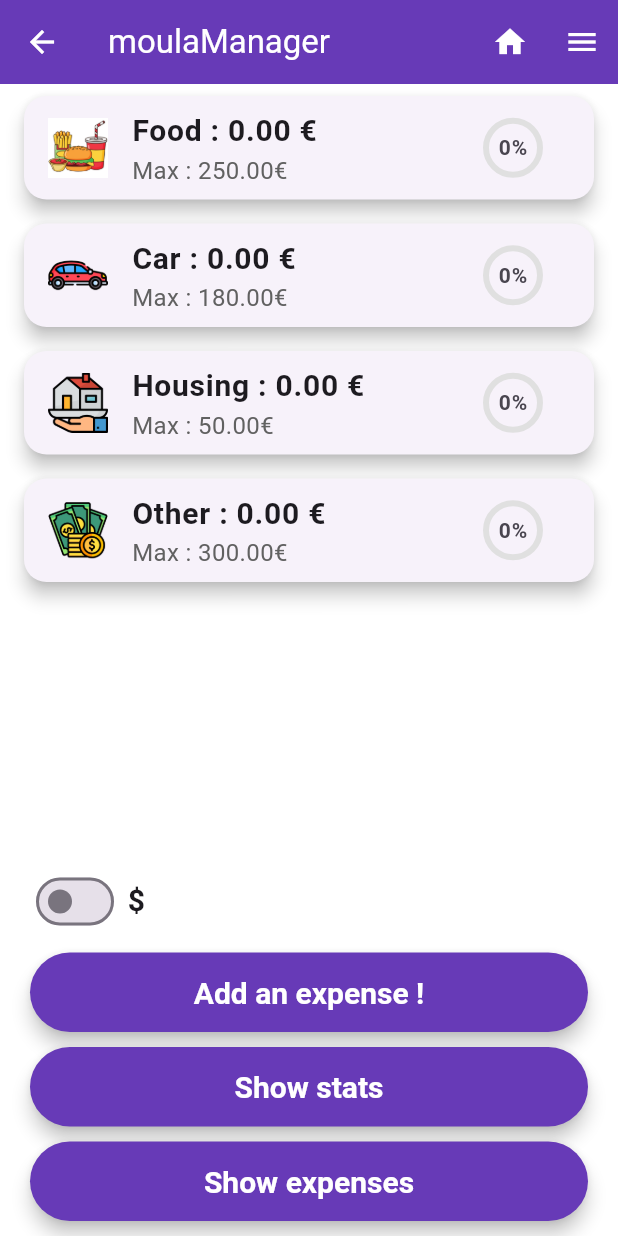
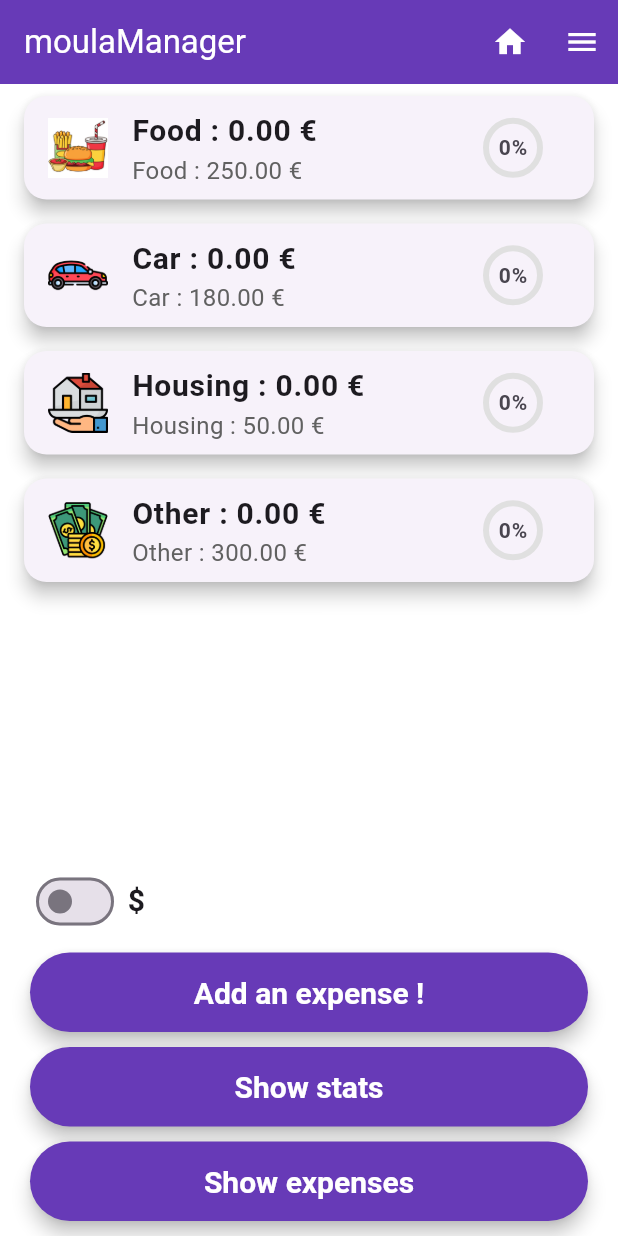
Before and after one commit to mathys-sansus/moulaManager, a Flutter app: the screen it shows after launch, on a phone screen of 412 x 824 dp. Run offline on Flutter 3.47's test engine with Material 3 defaults, Android fonts, the phone set to English and light mode, and no system bars; our stand-ins replace fl_chart, sqflite; accounts and stored records are empty; generated files the repository leaves out were written again.

Commit message:
Le dollars marche mieux & enlever fleche back dans le menu

```diff
--- a/lib/l10n/app_en.arb
+++ b/lib/l10n/app_en.arb
@@ -6,7 +6,8 @@
  "car" : "Car",
  "housing" : "Housing",
  "other" : "Other",
- "amountField" : "Amount (in €)",
+ "amountFieldEuro" : "Amount (in €)",
+ "amountFieldDollar" : "Amount (in $)",
  "descriptionField" : "Description (optional)",
  "confirm" : "Confirm",
  "buttonAddExpense" : "Add an expense !",
--- a/lib/l10n/app_fr.arb
+++ b/lib/l10n/app_fr.arb
@@ -6,7 +6,8 @@
  "car" : "Automobile",
  "housing" : "Logement",
  "other" : "Autre",
- "amountField" : "Montant (en €)",
+ "amountFieldEuro" : "Montant (en €)",
+ "amountFieldDollar" : "Montant (en $)",
  "descriptionField" : "Desription (optionnel)",
  "confirm" : "Valider",
  "buttonAddExpense" : "Ajouter une dépense !",
--- a/lib/pages/ajouter_depense.dart
+++ b/lib/pages/ajouter_depense.dart
@@ -74,6 +74,7 @@ class _AjouterDepenseState extends State<AjouterDepense> {
           ZoneSaisieAjout(
             montantController: _montantController,
             descriptionController: _descriptionController,
+            switchValue: widget.boolSwitch,
           ),
           ElevatedButton(
             onPressed: () {
--- a/lib/pages/listeDepenses.dart
+++ b/lib/pages/listeDepenses.dart
@@ -79,7 +79,10 @@ class _ListeDepensesState extends State<ListeDepenses> {
         return Card(
           margin: const EdgeInsets.all(8.0),
           child: ListTile(
-            title: Text('${depense.type} - ${depense.montant.toStringAsFixed(2)}€'),
+            title: Text(
+              '${depense.type} - ${(depense.montant * widget.valeurUnite).toStringAsFixed(2)} ${widget.boolSwitch ? "\$" : "€"}',
+              style: const TextStyle(fontSize: 16),
+            ),
             subtitle: Text(depense.description ?? ''),
             trailing: IconButton(
               icon: const Icon(Icons.delete),
@@ -137,7 +140,7 @@ class _ListeDepensesState extends State<ListeDepenses> {
                         crossAxisAlignment: CrossAxisAlignment.start,  // Alignement du texte à gauche
                         mainAxisAlignment: MainAxisAlignment.center,
                         children: [
-                          Text('${depense.type} - ${depense.montant.toStringAsFixed(2)}€', style: const TextStyle(fontSize: 16)),
+                          Text('${depense.type} - ${(depense.montant * widget.valeurUnite).toStringAsFixed(2)} ${widget.boolSwitch ? "\$" : "€"}', style: const TextStyle(fontSize: 16)),
                           Text(depense.description ?? '', style: const TextStyle(fontSize: 12)),
                         ],
                       ),
@@ -201,3 +204,15 @@ class _ListeDepensesState extends State<ListeDepenses> {
     );
   }
 }
+
+extension on AppLocalizations {
+  lookup(String category) {
+    switch (category) {
+      case 'food': return food;
+      case 'car': return car;
+      case 'housing': return housing;
+      case 'other': return other;
+      default: return '';
+    }
+  }
+}
--- a/lib/pages/menu.dart
+++ b/lib/pages/menu.dart
@@ -36,19 +36,6 @@ class _MenuState extends State<Menu> {
         parentContext: context,
         valeurUnite: _valeur_en_cour,
         boolSwitch: _switchValue
-      ),
-      endDrawer: Drawer(
-        child: ListView(
-          children: <Widget>[
-            DrawerHeader(child: Text('Menu')),
-            ListTile(
-              title: Text('Item 1'),
-              onTap: () {
-                // Action pour Item 1
-              },
-            ),
-          ],
-        ),
       ),
       body: Column(
         children: [
--- a/lib/widgets/BudgetInfo.dart
+++ b/lib/widgets/BudgetInfo.dart
@@ -101,7 +101,7 @@ class _BudgetInfoState extends State<BudgetInfo> {
           '${AppLocalizations.of(context)!.lookup(category)} : ${(value * widget.valeurUnite).toStringAsFixed(2)} ${widget.boolSwitch ? "\$" : "€"}',
           style: const TextStyle(fontSize: 20, fontWeight: FontWeight.bold),
         ),
-        subtitle: Text('Max : ${max.toStringAsFixed(2)}€',
+        subtitle: Text('${AppLocalizations.of(context)!.lookup(category)} : ${(max * widget.valeurUnite).toStringAsFixed(2)} ${widget.boolSwitch ? "\$" : "€"}',
             style: TextStyle(fontSize: 16, color: Colors.grey[700])),
         trailing: _buildProgressIndicator(value, max, color),
       ),
--- a/lib/widgets/customAppBar.dart
+++ b/lib/widgets/customAppBar.dart
@@ -30,35 +30,37 @@ class CustomAppBar extends StatelessWidget implements PreferredSizeWidget{
   @override
   Widget build(BuildContext context) {
     return AppBar(
+      automaticallyImplyLeading: false, // empêche Flutter de mettre une flèche par défaut
       title: Text(_getTranslatedTitle(context), style: TextStyle(color: Colors.white)),
       backgroundColor: Colors.deepPurple,
-
-      // 🔙 Bouton retour à gauche
-      leading: IconButton(
-        icon: Icon(Icons.arrow_back, color: Colors.white,),
+      leading: title == "moulaManager"
+          ? null
+          : IconButton(
+        icon: const Icon(Icons.arrow_back, color: Colors.white),
         onPressed: () {
           if (Navigator.canPop(parentContext)) {
-            Navigator.pop(parentContext); // 🔙 Retour à la page précédente
+            Navigator.pop(parentContext);
           }
         },
       ),
 
-      // 📌 Actions à droite
+
+    // 📌 Actions à droite
       actions: [
         // 🏠 Bouton Accueil
         IconButton(
-          icon: Icon(Icons.home, color: Colors.white),
+          icon: const Icon(Icons.home, color: Colors.white),
           onPressed: () {
             // Rediriger vers la page d'accueil
             Navigator.push(
-                context, MaterialPageRoute(builder: (context) => Menu())
+                context, MaterialPageRoute(builder: (context) => const Menu())
             );
           },
         ),
 
         // 🍔 Menu Hamburger sous forme de PopupMenuButton
         PopupMenuButton<String>(
-          icon: Icon(Icons.menu, color: Colors.white), // Icône hamburger
+          icon: const Icon(Icons.menu, color: Colors.white), // Icône hamburger
           onSelected: (value) {
             if (value == "addExpense") {
               Navigator.push(
@@ -80,9 +82,9 @@ class CustomAppBar extends StatelessWidget implements PreferredSizeWidget{
               Navigator.push(
                 context,
                 MaterialPageRoute(builder: (context) => ListeDepenses(
-                  database: DepenseDatabase.instance,
-                  valeurUnite: valeurUnite,
-                  boolSwitch: boolSwitch)),
+                    database: DepenseDatabase.instance,
+                    valeurUnite: valeurUnite,
+                    boolSwitch: boolSwitch)),
               );
             }
           },
```
Also changed, not shown: lib/widgets/zone_saisie_ajout.dart (+6 -2 lines).
